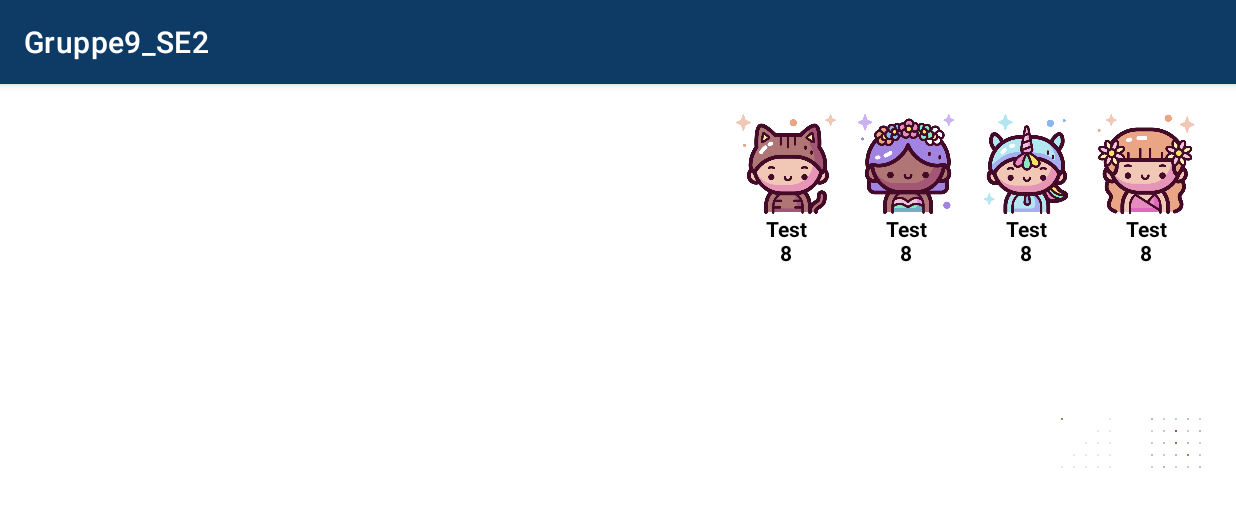
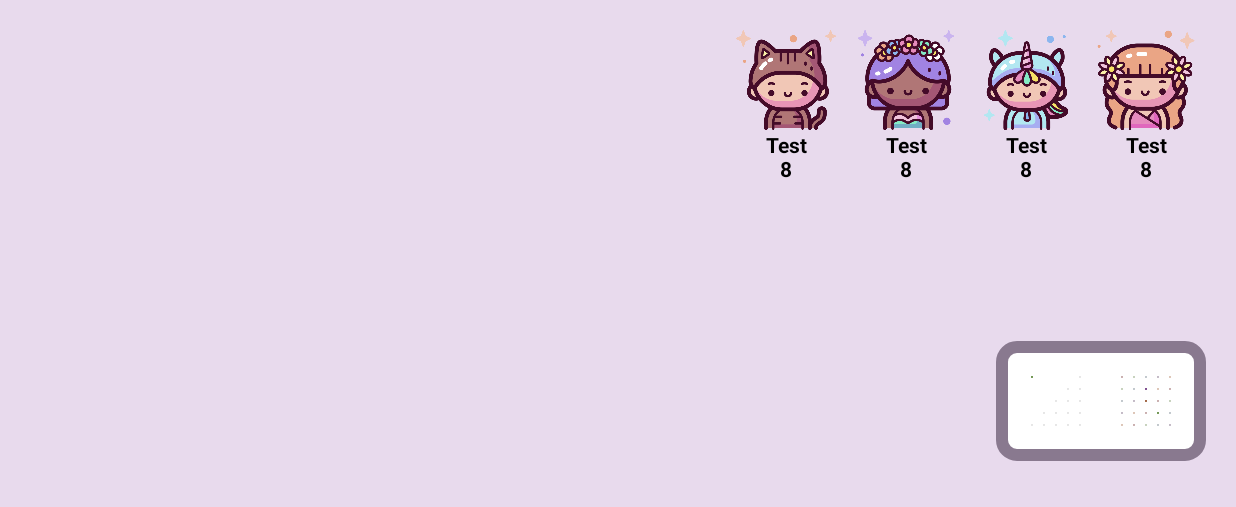
Before and after one commit to KatharinaKofler/Gruppe9_SE2, an Android app: the Game screen opened directly, with no data from a screen before it, on a phone screen of 824 x 412 dp (held sideways). Shown: the top 507 px of the screen. Run offline under Robolectric (Android 15) with nearby library versions, the phone set to English and light mode, and no system bars; libraries missing offline, so code that uses them is left out: io.socket.client, io.socket.emitter; 2 statements that could not run were skipped.

Commit message:
Some layout changes

```diff
--- a/app/src/main/java/com/example/gruppe9_se2/logic/Game.java
+++ b/app/src/main/java/com/example/gruppe9_se2/logic/Game.java
@@ -1,7 +1,9 @@
 package com.example.gruppe9_se2.logic;
 
 import android.os.Bundle;
+import android.view.View;
 
+import androidx.appcompat.app.ActionBar;
 import androidx.appcompat.app.AppCompatActivity;
 import androidx.fragment.app.FragmentTransaction;
 
@@ -17,6 +19,14 @@ public class Game extends AppCompatActivity {
         super.onCreate(savedInstanceState);
         // show content activity game
         setContentView(R.layout.activity_game);
+
+        // hide status bar
+        View decorView = getWindow().getDecorView();
+        int uiOptions = View.SYSTEM_UI_FLAG_FULLSCREEN;
+        decorView.setSystemUiVisibility(uiOptions);
+        // hide action bar
+        ActionBar actionBar = getSupportActionBar();
+        actionBar.hide();
 
         // create FragmentContainerViews to show each Fragment, like Spielmitte, Musterreihe, Wand, ...
 
--- a/app/src/main/res/drawable/popup_border.xml
+++ b/app/src/main/res/drawable/popup_border.xml
@@ -1,9 +1,9 @@
 <?xml version="1.0" encoding="utf-8"?>
 <shape xmlns:android="http://schemas.android.com/apk/res/android">
         <corners
-            android:radius="0dp" />
-        <solid android:color="#ffffff" />
-        <stroke
-            android:width="8dp"
-            android:color="#b3b3b3" />
-</shape>
+            android:radius="10dp" />
+<solid android:color="#ffffff" />
+<stroke
+android:width="8dp"
+android:color="@color/stroke" />
+    </shape>
--- a/app/src/main/res/layout/activity_game.xml
+++ b/app/src/main/res/layout/activity_game.xml
@@ -4,7 +4,19 @@
     xmlns:app="http://schemas.android.com/apk/res-auto"
     xmlns:tools="http://schemas.android.com/tools"
     android:layout_width="match_parent"
+    android:background="@color/background"
     android:layout_height="match_parent">
+
+    <androidx.constraintlayout.widget.ConstraintLayout
+        android:id="@+id/pattern_wall"
+        android:layout_width="wrap_content"
+        android:layout_height="wrap_content"
+        android:background="@drawable/popup_border"
+
+        app:layout_constraintTop_toBottomOf="@id/playerFragment"
+        app:layout_constraintEnd_toEndOf="parent"
+        app:layout_constraintBottom_toBottomOf="parent"
+        android:layout_marginEnd="20dp">
 
         <androidx.fragment.app.FragmentContainerView
             android:id="@+id/musterFragment"
@@ -12,10 +24,11 @@
             android:layout_height="wrap_content"
             android:layout_centerHorizontal="true"
 
-        android:layout_marginEnd="20dp"
+            app:layout_constraintStart_toStartOf="parent"
+            app:layout_constraintTop_toTopOf="parent"
             app:layout_constraintBottom_toBottomOf="parent"
-        app:layout_constraintEnd_toStartOf="@+id/wandFragment"
-        app:layout_constraintTop_toBottomOf="@+id/playerFragment" />
+
+            android:layout_margin="20dp"/>
 
         <androidx.fragment.app.FragmentContainerView
             android:id="@+id/wandFragment"
@@ -23,10 +36,15 @@
             android:layout_height="wrap_content"
             android:layout_centerHorizontal="true"
 
-        android:layout_marginEnd="20dp"
+            app:layout_constraintStart_toEndOf="@id/musterFragment"
+            app:layout_constraintTop_toTopOf="parent"
             app:layout_constraintBottom_toBottomOf="parent"
             app:layout_constraintEnd_toEndOf="parent"
-        app:layout_constraintTop_toBottomOf="@+id/playerFragment" />
+
+            android:layout_margin="20dp" />
+
+    </androidx.constraintlayout.widget.ConstraintLayout>
+
 
     <androidx.fragment.app.FragmentContainerView
         android:id="@+id/playerFragment"
--- a/app/src/main/res/values/colors.xml
+++ b/app/src/main/res/values/colors.xml
@@ -43,4 +43,8 @@
 
     <color name="FlieseFill5">#e35705</color>
     <color name="FlieseBorder5">#7d2e00</color>
+
+    <color name="stroke">#89798f</color>
+    <color name="background">#e8daed</color>
+
 </resources>
```
Lines whose indentation alone changed are shown as unchanged.
